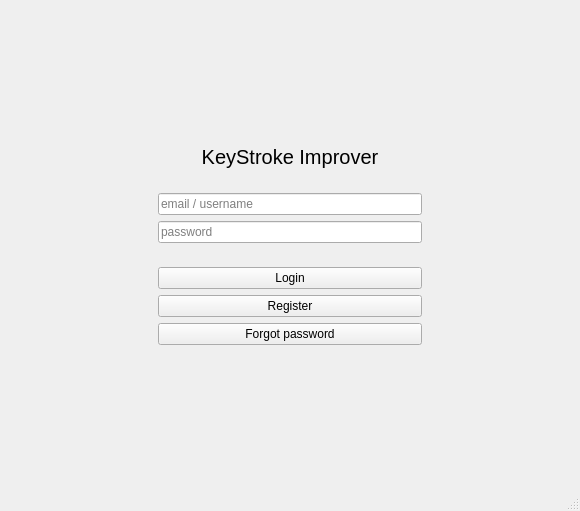
This is login.ui in Prakash5209/typing_tutor as Qt 5 draws it before an edit. The edited form follows.
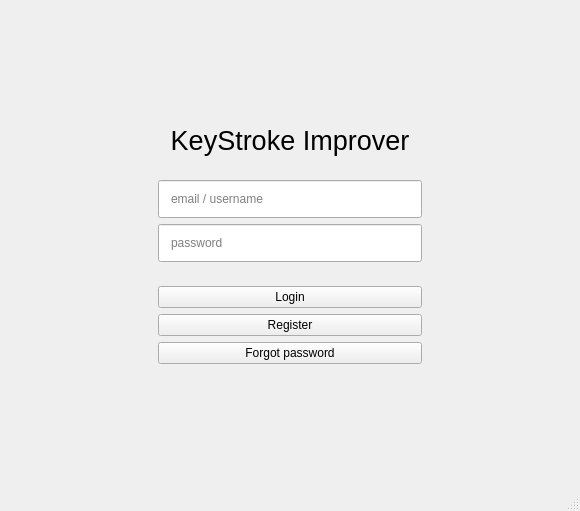
This is the edited form.

Diff of the .ui file:
```diff
--- a/login.ui
+++ b/login.ui
@@ -97,7 +97,7 @@
             <property name="font">
              <font>
               <family>Ubuntu</family>
-              <pointsize>15</pointsize>
+              <pointsize>20</pointsize>
               <weight>50</weight>
               <italic>false</italic>
               <bold>false</bold>
@@ -130,7 +130,7 @@
           <item>
            <widget class="QLineEdit" name="usernamelineEdit">
             <property name="styleSheet">
-             <string notr="true"/>
+             <string notr="true">padding:10px;</string>
             </property>
             <property name="placeholderText">
              <string>email / username</string>
@@ -140,7 +140,7 @@
           <item>
            <widget class="QLineEdit" name="passwordlineEdit">
             <property name="styleSheet">
-             <string notr="true">
+             <string notr="true">padding:10px;
 </string>
             </property>
             <property name="placeholderText">
```
Left out of the diff: 3 changed lines with no effect on the pictures.
